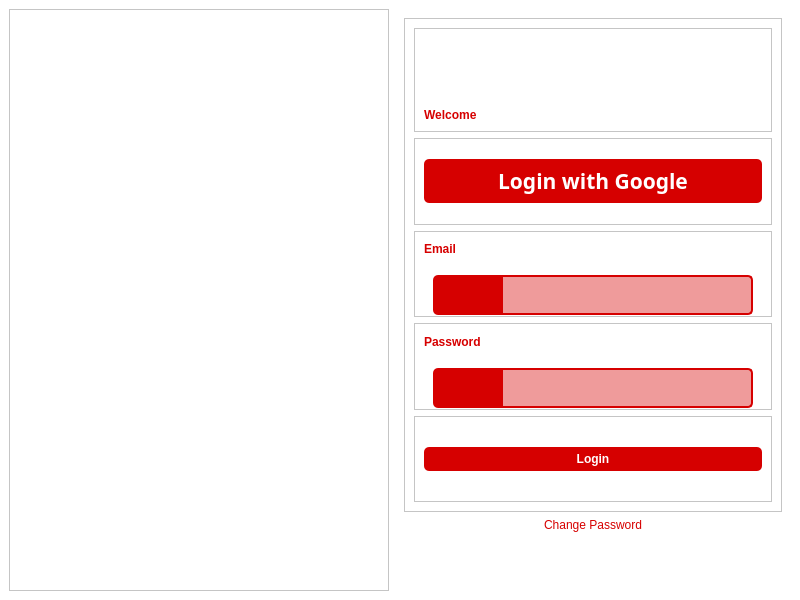
First picture: the form in pages/Home/UI_home/Login.ui, repository KevinHutagaol/control-center-2026, before the edit.
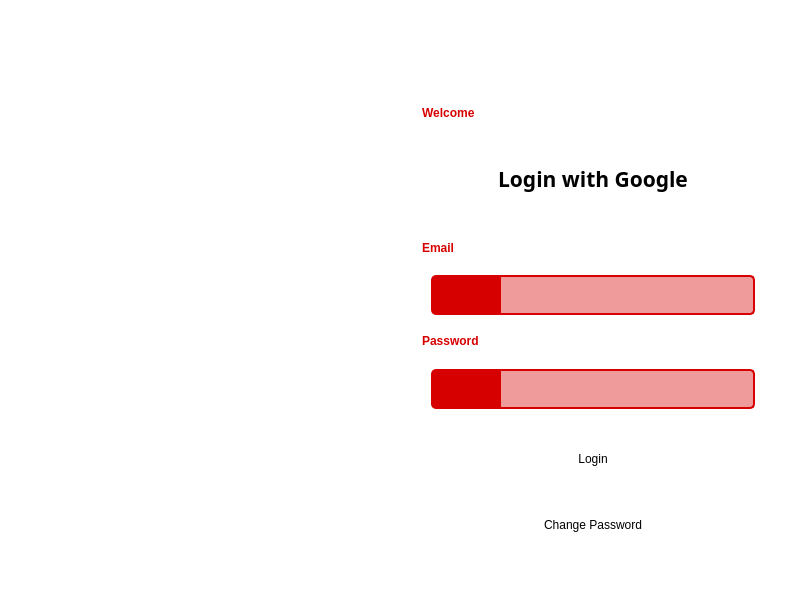
Second picture: the form after the edit. Icons and pictures are not drawn.

Commit message: remove border in linucx

Diff of the .ui file:
```diff
--- a/pages/Home/UI_home/Login.ui
+++ b/pages/Home/UI_home/Login.ui
@@ -26,7 +26,8 @@
    <string>MainWindow</string>
   </property>
   <property name="styleSheet">
-   <string notr="true">background-color: rgb(255, 255, 255);</string>
+   <string notr="true">background-color: rgb(255, 255, 255);
+border: none;</string>
   </property>
   <widget class="QWidget" name="centralwidget">
    <layout class="QHBoxLayout" name="horizontalLayout">
@@ -46,7 +47,7 @@
       </property>
       <property name="styleSheet">
        <string notr="true">border-image: url(:/Asset/Asset/LoginPage.png);
-</string>
+border: none;</string>
       </property>
       <property name="frameShape">
        <enum>QFrame::StyledPanel</enum>
@@ -59,7 +60,8 @@
     <item>
      <widget class="QStackedWidget" name="stackedWidget">
       <property name="styleSheet">
-       <string notr="true">background-color: rgb(255, 255, 255);</string>
+       <string notr="true">background-color: rgb(255, 255, 255);
+border: none;</string>
       </property>
       <property name="currentIndex">
        <number>0</number>
@@ -115,9 +117,10 @@
                  </sizepolicy>
                 </property>
                 <property name="styleSheet">
-                 <string notr="true">font: 81 30pt &quot;Poppins&quot;;
+                 <string notr="true">font: 81 30pt "Poppins";
 font-weight: bold; 
-color: rgb(214, 0, 0);</string>
+color: rgb(214, 0, 0);
+border: none;</string>
                 </property>
                 <property name="text">
                  <string>Welcome</string>
@@ -157,7 +160,7 @@
 		border-radius : 5px;
 		color: rgb(255, 255, 255);
 		padding-top:5px;
-		font: 16pt &quot;Poppins&quot;;
+		font: 16pt "Poppins";
 		font-weight: bold;
 		padding-top: 7px;
 		padding-bottom: 7px; 
@@ -167,7 +170,8 @@
 /* Saat mouse hover */
 QPushButton:hover {
     background-color: rgba(214, 0, 0,225);
-}</string>
+};
+border: none;</string>
                 </property>
                 <property name="text">
                  <string>Login with Google</string>
@@ -198,9 +202,10 @@
               <item>
                <widget class="QLabel" name="label_3">
                 <property name="styleSheet">
-                 <string notr="true">font: 12pt &quot;Poppins&quot;;
+                 <string notr="true">font: 12pt "Poppins";
 font-weight: bold; 
-color: rgb(214, 0, 0);</string>
+color: rgb(214, 0, 0);
+border: none;</string>
                 </property>
                 <property name="text">
                  <string>Email</string>
@@ -253,7 +258,8 @@
 border-top-left-radius: 5px;
 border-bottom-left-radius: 5px;
 padding : 2px;
-image: url(:/Asset/Asset/NPM.png);</string>
+image: url(:/Asset/Asset/NPM.png);
+border: none;</string>
                    </property>
                    <property name="frameShape">
                     <enum>QFrame::StyledPanel</enum>
@@ -321,9 +327,10 @@
               <item>
                <widget class="QLabel" name="label_4">
                 <property name="styleSheet">
-                 <string notr="true">font: 12pt &quot;Poppins&quot;;
+                 <string notr="true">font: 12pt "Poppins";
 font-weight: bold; 
-color: rgb(214, 0, 0);</string>
+color: rgb(214, 0, 0);
+border: none;</string>
                 </property>
                 <property name="text">
                  <string>Password</string>
@@ -379,7 +386,8 @@
 border-top-left-radius: 5px;
 border-bottom-left-radius: 5px;
 padding : 2px;
-image: url(:/Asset/Asset/Pass.png);</string>
+image: url(:/Asset/Asset/Pass.png);
+border: none;</string>
                    </property>
                    <property name="frameShape">
                     <enum>QFrame::StyledPanel</enum>
@@ -447,7 +455,7 @@
 		border-radius : 5px;
 		color: rgb(255, 255, 255);
 		padding-top:5px;
-		font: 20pt &quot;Poppins&quot;;
+		font: 20pt "Poppins";
 		font-weight: bold;
 		padding-top: 5px;
 		padding-bottom: 5px; 
@@ -457,7 +465,8 @@
 /* Saat mouse hover */
 QPushButton:hover {
     background-color: rgba(214, 0, 0,225);
-}</string>
+};
+border: none;</string>
                 </property>
                 <property name="text">
                  <string>Login</string>
@@ -482,13 +491,14 @@
 		border-radius : 5px;
 		color: rgb(214, 0, 0);		
 		padding:0px;
-		font: 8pt &quot;Poppins&quot;;
+		font: 8pt "Poppins";
 }
 
 /* Saat mouse hover */
 QPushButton:hover {
     text-decoration: underline;
-}</string>
+};
+border: none;</string>
           </property>
           <property name="text">
            <string>Change Password</string>
```
Left out of the diff: 49 changed lines with no effect on the pictures. The commit also changes 33 other files.
